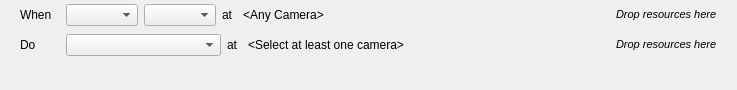
Before: the Qt Designer form client/src/ui/widgets/business/business_rule_widget.ui in networkoptix/nx_open, drawn with Qt 5.
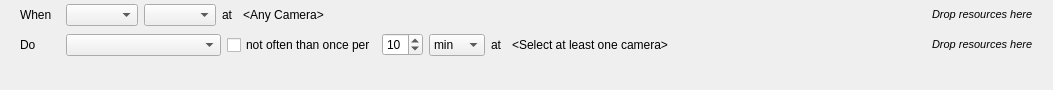
After: the same form once the commit is applied.

Commit message:
BusinessRulesDialog: aggregation time
<==== Mercurial data ====>
Branch: master

```diff
--- a/client/src/ui/widgets/business/business_rule_widget.ui
+++ b/client/src/ui/widgets/business/business_rule_widget.ui
@@ -6,7 +6,7 @@
    <rect>
     <x>0</x>
     <y>0</y>
-    <width>737</width>
+    <width>1053</width>
     <height>90</height>
    </rect>
   </property>
@@ -179,6 +179,53 @@
         </property>
        </widget>
       </item>
+      <item>
+       <widget class="QCheckBox" name="aggregationCheckBox">
+        <property name="text">
+         <string>not often than once per</string>
+        </property>
+       </widget>
+      </item>
+      <item>
+       <widget class="QSpinBox" name="aggregationValueSpinBox">
+        <property name="correctionMode">
+         <enum>QAbstractSpinBox::CorrectToNearestValue</enum>
+        </property>
+        <property name="maximum">
+         <number>60</number>
+        </property>
+        <property name="value">
+         <number>10</number>
+        </property>
+       </widget>
+      </item>
+      <item>
+       <widget class="QComboBox" name="aggregationPeriodComboBox">
+        <property name="currentIndex">
+         <number>1</number>
+        </property>
+        <item>
+         <property name="text">
+          <string>sec</string>
+         </property>
+        </item>
+        <item>
+         <property name="text">
+          <string>min</string>
+         </property>
+        </item>
+        <item>
+         <property name="text">
+          <string>hrs</string>
+         </property>
+        </item>
+        <item>
+         <property name="text">
+          <string>days</string>
+         </property>
+        </item>
+       </widget>
+      </item>
       <item>
        <widget class="QLabel" name="actionAtLabel">
         <property name="text">
```
The commit also changes 3 other files.
